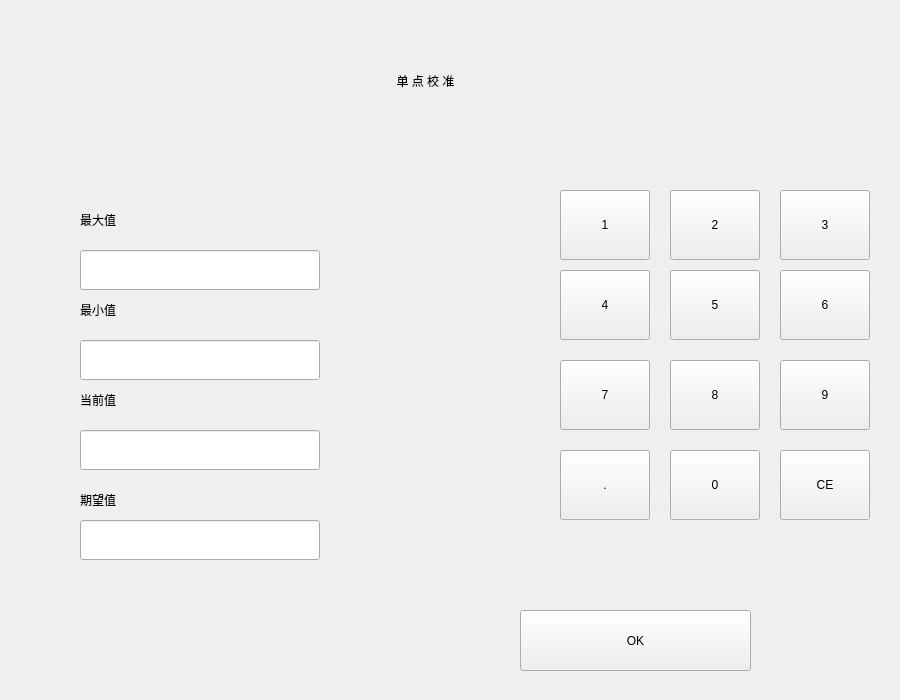
Before: the Qt Designer form simpleadjust.ui in thewayI/tiny4412, drawn with Qt 5.
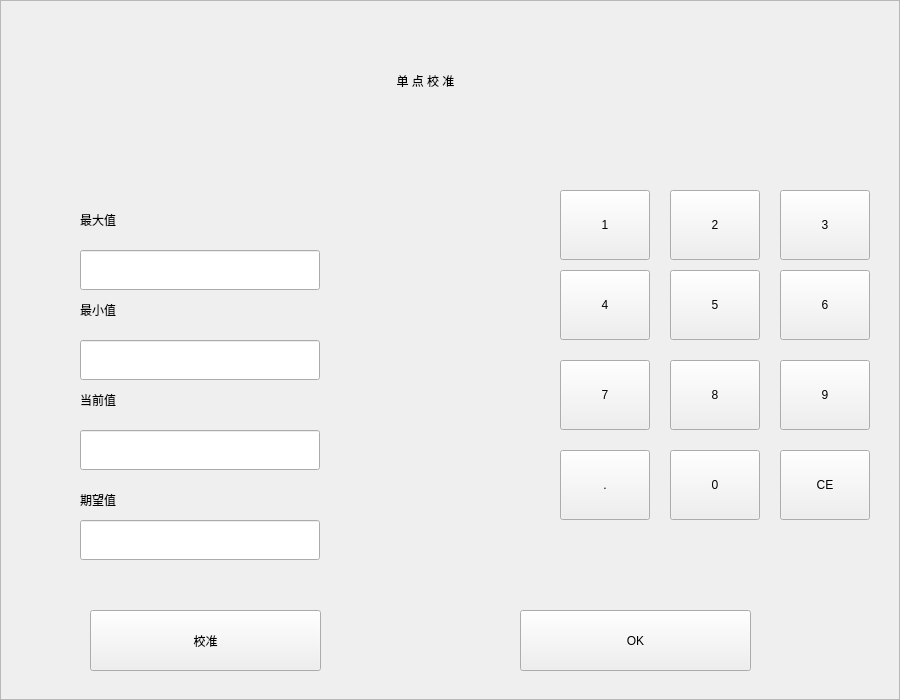
After: the same form once the commit is applied. Icons and pictures are not drawn.

The edit to the form file:
```diff
--- a/simpleadjust.ui
+++ b/simpleadjust.ui
@@ -290,6 +290,63 @@
     <string>OK</string>
    </property>
   </widget>
+  <widget class="QFrame" name="frame">
+   <property name="geometry">
+    <rect>
+     <x>0</x>
+     <y>0</y>
+     <width>900</width>
+     <height>700</height>
+    </rect>
+   </property>
+   <property name="styleSheet">
+    <string notr="true">border-image: url(:/new/prefix1/image/bg_05.png);</string>
+   </property>
+   <property name="frameShape">
+    <enum>QFrame::StyledPanel</enum>
+   </property>
+   <property name="frameShadow">
+    <enum>QFrame::Raised</enum>
+   </property>
+   <zorder>btn_ok_2</zorder>
+  </widget>
+  <widget class="QPushButton" name="btn_ok_2">
+   <property name="geometry">
+    <rect>
+     <x>90</x>
+     <y>610</y>
+     <width>231</width>
+     <height>61</height>
+    </rect>
+   </property>
+   <property name="text">
+    <string>校准</string>
+   </property>
+  </widget>
+  <zorder>frame</zorder>
+  <zorder>btn_num_1</zorder>
+  <zorder>btn_num_2</zorder>
+  <zorder>btn_num_3</zorder>
+  <zorder>btn_num_clr</zorder>
+  <zorder>btn_num_4</zorder>
+  <zorder>btn_num_6</zorder>
+  <zorder>btn_num_0</zorder>
+  <zorder>btn_num_5</zorder>
+  <zorder>btn_num_7</zorder>
+  <zorder>btn_num_9</zorder>
+  <zorder>btn_num_Point</zorder>
+  <zorder>btn_num_8</zorder>
+  <zorder>label_simple</zorder>
+  <zorder>lineEdit_max</zorder>
+  <zorder>lineEdit_current</zorder>
+  <zorder>lineEdit_min</zorder>
+  <zorder>lineEdit_except</zorder>
+  <zorder>label</zorder>
+  <zorder>label_2</zorder>
+  <zorder>label_3</zorder>
+  <zorder>label_4</zorder>
+  <zorder>btn_ok</zorder>
+  <zorder>btn_ok_2</zorder>
  </widget>
  <resources/>
  <connections/>
```
